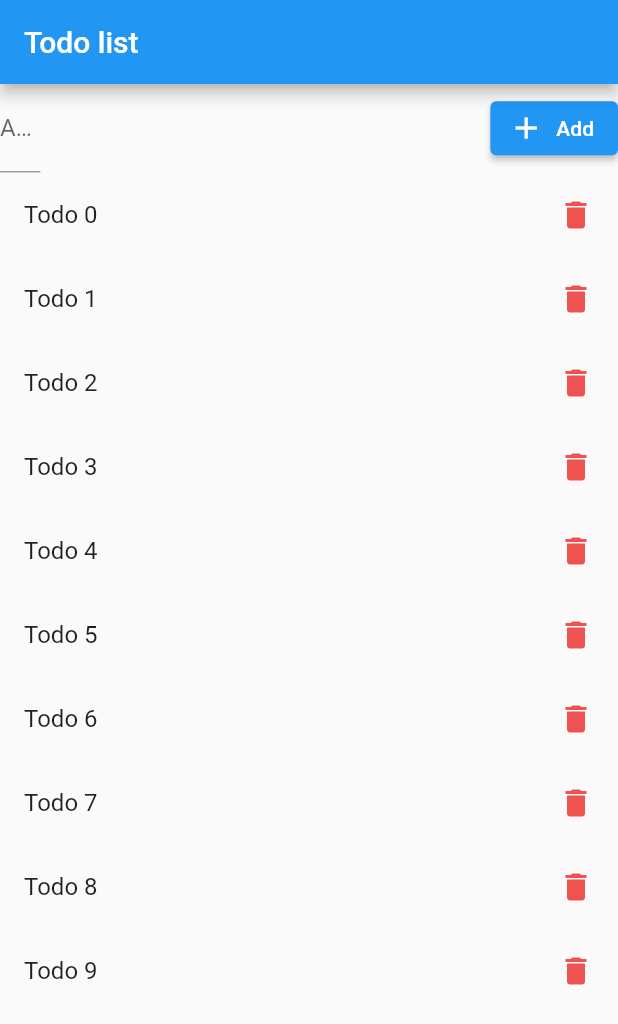
After one commit to phongtran2309/todolist_flutter, a Flutter app: the screen it shows after launch, on a phone screen of 412 x 824 dp. The commit adds this screen. Shown: the top 1024 px of the screen. Run offline on Flutter 3.47's test engine with Material 2 defaults, Android fonts, the phone set to English and light mode, and no system bars.

Commit message:
Add demo list task

```diff
--- a/lib/main.dart
+++ b/lib/main.dart
@@ -1,4 +1,5 @@
 import 'package:flutter/material.dart';
+import 'todo/todo_list_container.dart';
 void main() => runApp(MyApp());
 class MyApp extends StatelessWidget {
   const MyApp({Key? key}) : super(key: key);
@@ -17,34 +18,3 @@ class MyApp extends StatelessWidget {
     );
   }
 }
-class TodoListContainer extends StatelessWidget {
-  const TodoListContainer({Key? key}) : super(key: key);
-
-  @override
-  Widget build(BuildContext context) {
-    return Column(
-      children: <Widget>[
-        _buildHeader(),
-      ],
-    );
-  }
-
-  Widget _buildHeader() {
-    var txtTodoController = TextEditingController();
-    return Row(
-      children: <Widget>[
-        Expanded(
-          child: TextFormField(
-           controller: txtTodoController,
-           decoration: const InputDecoration(labelText: 'Add todo', hintText: 'Add todo'),
-          ),
-        ),
-        ElevatedButton.icon(
-          onPressed: () {},
-          icon: const Icon(Icons.add),
-          label: const Text('Add'),
-        ),
-      ],
-    );
-  }
-}
--- /dev/null
+++ b/lib/todo/todo_header.dart
@@ -0,0 +1,27 @@
+import 'package:flutter/material.dart';
+class TodoHeader extends StatelessWidget {
+  const TodoHeader({Key? key}) : super(key: key);
+
+  @override
+  Widget build(BuildContext context) {
+    var txtTodoController = TextEditingController();
+    return Row(
+      children: <Widget>[
+        Expanded(
+          child: TextFormField(
+            controller: txtTodoController,
+            decoration: const InputDecoration(labelText: 'Add todo', hintText: 'Add todo'),
+          ),
+        ),
+        const SizedBox(
+          width: 300,/// ????
+        ),
+        ElevatedButton.icon(
+          onPressed: () {},
+          icon: const Icon(Icons.add),
+          label: const Text('Add'),
+        ),
+      ],
+    );
+  }
+}
--- /dev/null
+++ b/lib/todo/todo_list.dart
@@ -0,0 +1,28 @@
+import 'package:flutter/material.dart';
+
+class TodoList extends StatefulWidget {
+  const TodoList({Key? key}) : super(key: key);
+
+  @override
+  State<TodoList> createState() => _TodoListState();
+}
+
+class _TodoListState extends State<TodoList> {
+  @override
+  Widget build(BuildContext context) {
+    return ListView.builder(
+        itemCount: 10,
+        itemBuilder: (context, index) {
+      return ListTile(
+        title:  Text('Todo $index'),
+        trailing: GestureDetector(
+          onTap: () {},
+          child: Icon(
+            Icons.delete,
+            color: Colors.red[400],
+          ),
+        ),
+      );
+    });
+  }
+}
--- /dev/null
+++ b/lib/todo/todo_list_container.dart
@@ -0,0 +1,18 @@
+import 'package:flutter/material.dart';
+import 'todo_header.dart';
+import 'todo_list.dart';
+class TodoListContainer extends StatelessWidget {
+  const TodoListContainer({Key? key}) : super(key: key);
+
+  @override
+  Widget build(BuildContext context) {
+    return Column(
+      children: const <Widget>[
+        TodoHeader(),
+        Expanded(
+            child: TodoList()
+        ),
+      ],
+    );
+  }
+}
```
